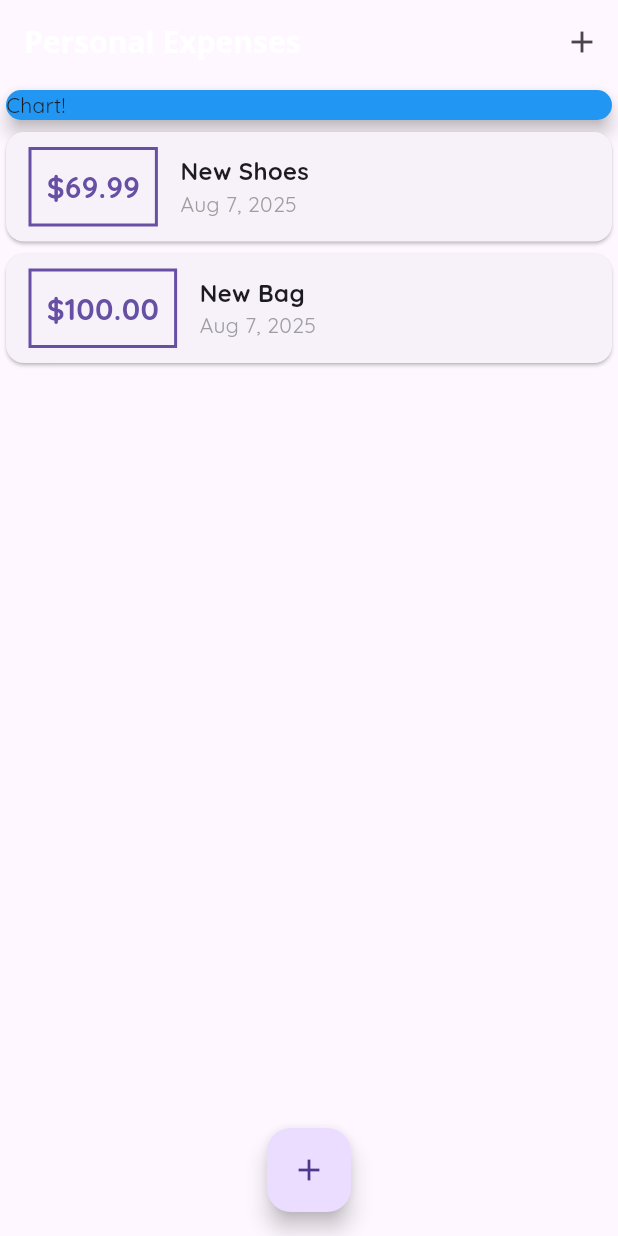
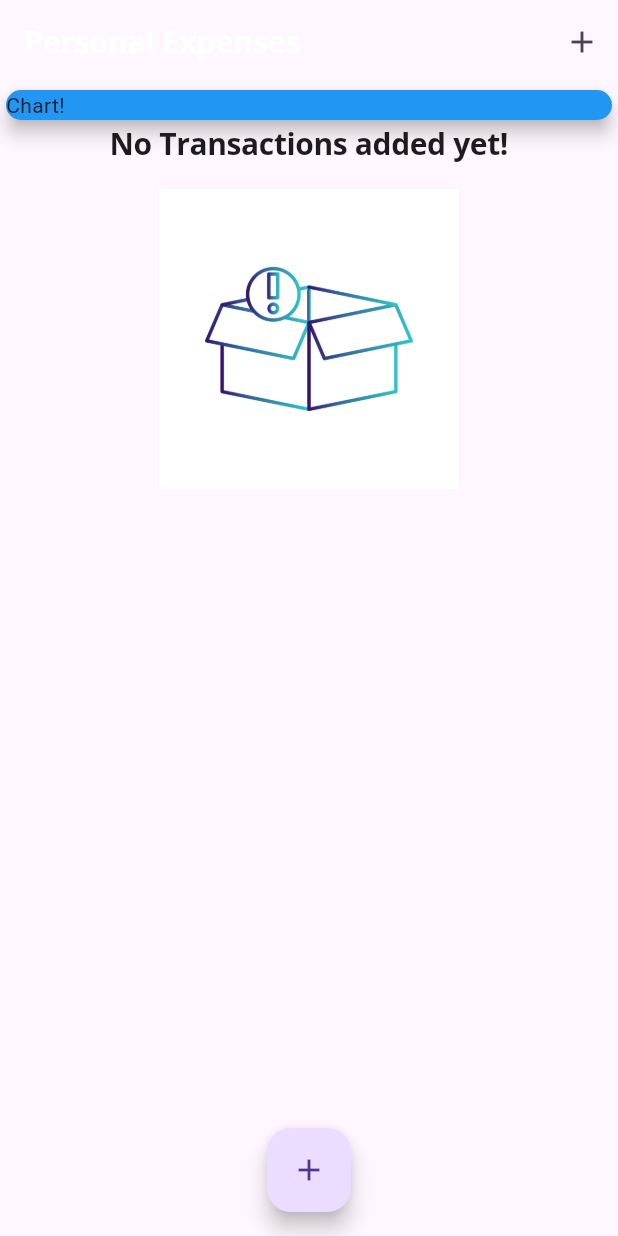
Before and after one commit to lonepu/Demo, a Flutter app: the screen it shows after launch, on a phone screen of 412 x 824 dp. Run offline on Flutter 3.47's test engine with Material 3 defaults, Android fonts, the phone set to English and light mode, and no system bars.

Commit message:
Images add on Transaction_list

```diff
--- a/unit04/lib/main.dart
+++ b/unit04/lib/main.dart
@@ -1,5 +1,5 @@
 import 'package:flutter/material.dart';
-import 'widgets/transaction_list.dart';
+import './widgets/transaction_list.dart';
 import './widgets/new_transaction.dart';
 import './models/transaction.dart';
 
@@ -15,6 +15,13 @@ class MyApp extends StatelessWidget {
     return MaterialApp(
       title: 'Personal Expenses',
       theme: ThemeData(
+        textTheme: ThemeData.light().textTheme.copyWith(
+          displayLarge: TextStyle(
+            fontFamily: 'OpenSans',
+            fontSize: 20,
+            fontWeight: FontWeight.bold,
+          ),
+        ),
         primarySwatch: Colors.green,
         fontFamily: 'Quicksand',
         appBarTheme: AppBarTheme(
@@ -25,6 +32,7 @@ class MyApp extends StatelessWidget {
           ),
         ),
       ),
+
       home: MyHomePage(),
     );
   }
@@ -37,13 +45,13 @@ class MyHomePage extends StatefulWidget {
 
 class _MyHomePageState extends State<MyHomePage> {
   final List<Transaction> _userTransactions = [
-    Transaction(
-      id: 't1',
-      title: 'New Shoes',
-      amount: 69.99,
-      date: DateTime.now(),
-    ),
-    Transaction(id: 't2', title: 'New Bag', amount: 100, date: DateTime.now()),
+    // Transaction(
+    //   id: 't1',
+    //   title: 'New Shoes',
+    //   amount: 69.99,
+    //   date: DateTime.now(),
+    // ),
+    // Transaction(id: 't2', title: 'New Bag', amount: 100, date: DateTime.now()),
   ];
 
   void _addNewTransaction(String txTitle, double txAmount) {
--- a/unit04/lib/widgets/transaction_list.dart
+++ b/unit04/lib/widgets/transaction_list.dart
@@ -11,13 +11,30 @@ class TransactionList extends StatelessWidget {
   Widget build(BuildContext context) {
     return Container(
       height: 300,
-      child: ListView.builder(
+      child: transactions.isEmpty
+          ? Column(
+              children: <Widget>[
+                Text(
+                  'No Transactions added yet!',
+                  style: Theme.of(context).textTheme.displayLarge,
+                ),
+                SizedBox(height: 20),
+                Container(
+                  height: 200,
+                  child: Image.asset('assets/images/empty.png'),
+                ),
+              ],
+            )
+          : ListView.builder(
               itemBuilder: (ctx, index) {
                 return Card(
                   child: Row(
                     children: <Widget>[
                       Container(
-                  margin: EdgeInsets.symmetric(vertical: 10, horizontal: 15),
+                        margin: EdgeInsets.symmetric(
+                          vertical: 10,
+                          horizontal: 15,
+                        ),
                         decoration: BoxDecoration(
                           border: Border.all(
                             color: Theme.of(context).primaryColor,
@@ -38,10 +55,7 @@ class TransactionList extends StatelessWidget {
                         crossAxisAlignment: CrossAxisAlignment.start,
                         children: <Widget>[
                           Text(
-                      style: TextStyle(
-                        fontSize: 16,
-                        fontWeight: FontWeight.bold,
-                      ),
+                            style: Theme.of(context).textTheme.displayLarge,
                             transactions[index].title,
                           ),
                           Text(
```
Also changed, not shown: unit04/pubspec.yaml (+6 -3 lines), unit04/assets/images/empty.png (added). Lines whose indentation alone changed are shown as unchanged.
